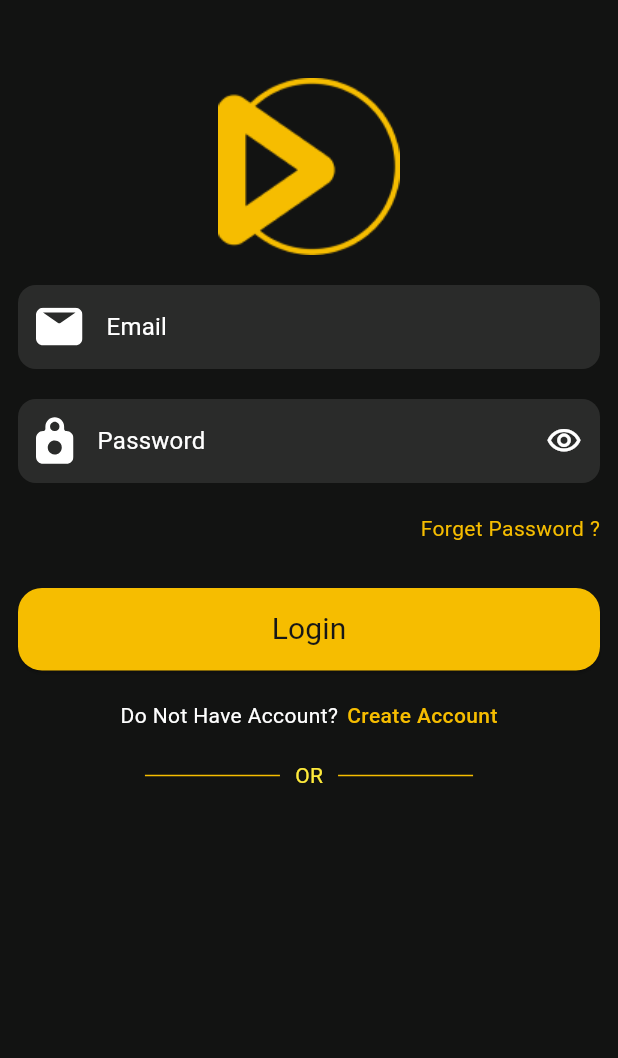
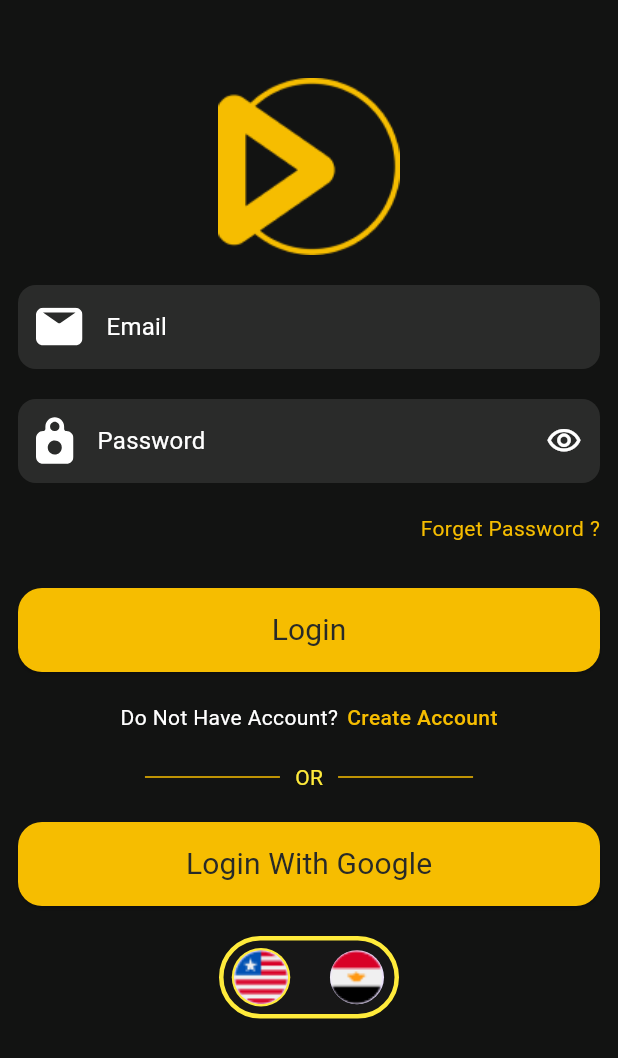
Before and after one commit to Mustafa-Muhammad96/Move-App, a Flutter app: the screen it shows after launch, after a tap on "Login", on a phone screen of 412 x 824 dp. Shown: the top 1058 px of the screen. Run offline on Flutter 3.47's test engine with Material 3 defaults, Android fonts, the phone set to English and light mode, and no system bars; our stand-ins replace carousel_slider, flutter_svg, shared_preferences.

Commit message:
update login screen

```diff
--- a/lib/core/features/login/login_screen.dart
+++ b/lib/core/features/login/login_screen.dart
@@ -1,11 +1,14 @@
+import 'dart:developer';
 import 'package:flutter/material.dart';
 import 'package:movie_app/core/theme/app_colors.dart';
 import 'package:movie_app/core/utils/or_divider.dart';
 import 'package:movie_app/l10n/app_localizations.dart';
-//import 'package:movie_app/core/utils/default_elevated_button.dart';
 import 'package:movie_app/core/utils/default_text_form_field.dart';
-import '../../../widgets/default_elevated_button.dart';
+import 'package:movie_app/core/utils/default_elevated_button.dart';
+import 'package:provider/provider.dart';
+import '../../../providers/langauge_provider.dart';
 import '../../routes/routes.dart';
+import '../../utils/lang_toggle.dart';
 
 class LoginScreen extends StatelessWidget {
   static const String routeName = "/login";
@@ -13,10 +16,12 @@ class LoginScreen extends StatelessWidget {
 
   @override
   Widget build(BuildContext context) {
+    final languageProvider = Provider.of<LanguageProvider>(context);
     return Scaffold(
       body: SafeArea(
           child: Padding(
             padding: EdgeInsets.all(12),
+            child: SingleChildScrollView(
               child: Column(
                children: [
                  SizedBox(height: 40,),
@@ -89,7 +94,18 @@ class LoginScreen extends StatelessWidget {
                  ),
                  SizedBox(height: 20,),
                  OrDivider(),
+                 SizedBox(height: 20,),
+                 DefaultElevatedButton(
+                   label: AppLocalizations.of(context)!.loginWithGoogle,
+                   onPressed:(){}
+                 ),
+                 SizedBox(height: 20,),
+                 LanguageSwitchRow(
+                   currentLang: languageProvider.locale.languageCode,
+                   onSelect: (lang) => languageProvider.changeLanguage(lang),
+                 ),
                ],
+              ),
             ),
           )
       ),
```
Lines whose indentation alone changed are shown as unchanged.
